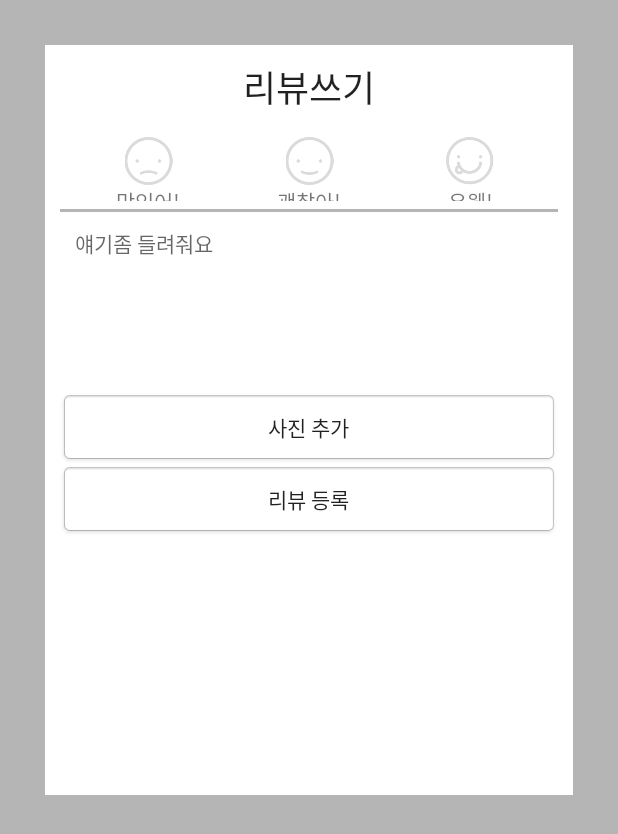
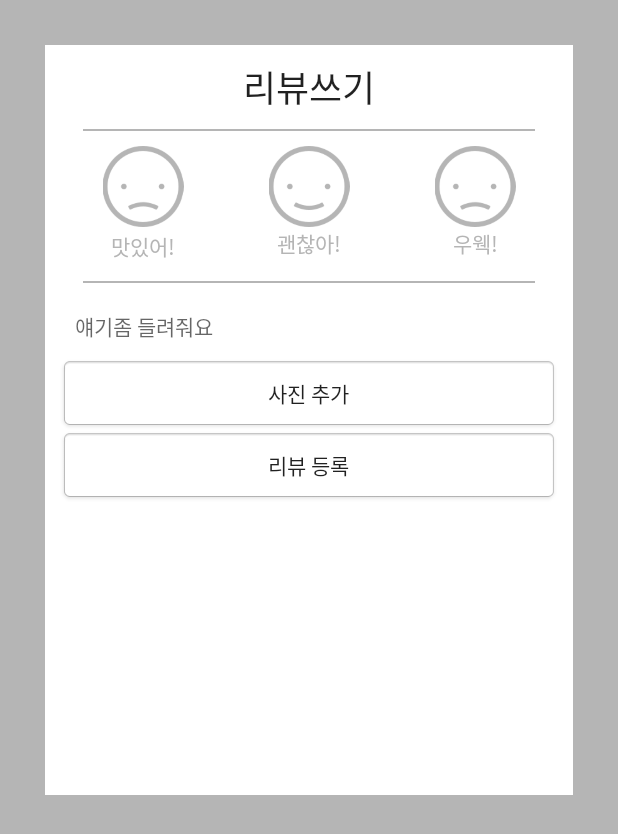
Before and after one commit to dongjin1025/HongF, an Android app: the PostReviewActivity screen opened directly, with no data from a screen before it, on a phone screen of 412 x 824 dp. Shown: the top 834 px of the screen. Run offline under Robolectric (Android 15) with nearby library versions, the phone set to English and light mode, and no system bars; libraries missing offline, so code that uses them is left out: com.darsh.multipleimageselect.

Commit message:
Clicking Rating Buttons Ui

```diff
--- a/app/src/main/java/com/dongjin/android/hongf/presenter/PostReviewPresenter.java
+++ b/app/src/main/java/com/dongjin/android/hongf/presenter/PostReviewPresenter.java
@@ -4,12 +4,12 @@ import android.content.Context;
 import android.content.Intent;
 import android.graphics.Bitmap;
 import android.graphics.BitmapFactory;
+import android.graphics.Color;
 import android.media.ExifInterface;
 import android.support.v4.content.ContextCompat;
 import android.util.Log;
-import android.view.LayoutInflater;
 import android.widget.ImageView;
-import android.widget.LinearLayout;
+import android.widget.TextView;
 
 import com.darsh.multipleimageselect.activities.AlbumSelectActivity;
 import com.darsh.multipleimageselect.helpers.Constants;
@@ -18,6 +18,7 @@ import com.dongjin.android.hongf.view.PostReviewActivity;
 import com.dongjin.android.hongf.view.PostReview_View;
 
 import java.io.IOException;
+import java.util.ArrayList;
 
 import static com.bumptech.glide.load.resource.bitmap.TransformationUtils.rotateImage;
 
@@ -95,25 +96,33 @@ public class PostReviewPresenter implements Presenter<PostReview_View> {
         }
         return degree;
     }
-    public void makeCustomRating(Context context, LinearLayout linearLayout){
-        LayoutInflater.from(context).inflate(R.layout.item_rating,null);
 
-    }
+    public ImageView setSelectedIg(ImageView ig, ArrayList<ImageView> images, ImageView selected,
+                                   TextView ratingText, ArrayList<TextView> textViews,Context context){
+        ImageView selectedig =selected;
+        String colorDivider="#b5b5b5";
+        String colorBlack="#000000";
+        if(selectedig!=null){
 
+            for(int i=0;i<images.size();i++){
+                images.get(i).setColorFilter(ContextCompat.getColor(context, R.color.divider_color));
+                textViews.get(i).setTextColor(Color.parseColor(colorDivider));
+            }
+            if(ig==selectedig){
+                selectedig=null;
+            }else{
+                ig.setColorFilter(ContextCompat.getColor(context, R.color.black));
+                ratingText.setTextColor(Color.parseColor(colorBlack));
+                selectedig=ig;
+            }
 
-    public void setSelectedIg(ImageView ig,ImageView selected,Context context){
-        ImageView selectedig =selected;
-        if(selectedig!=null){
-            // 다시 그린다음에
-            LayoutInflater.from(context).inflate(R.layout.item_rating,null);
-            ig.setColorFilter(ContextCompat.getColor(context, R.color.black));
         }else{
             selectedig=ig;
             ig.setColorFilter(ContextCompat.getColor(context, R.color.black));
+            ratingText.setTextColor(Color.parseColor("#000000"));
         }
 
-
-
+        return selectedig;
 
     }
 
--- a/app/src/main/java/com/dongjin/android/hongf/view/PostReviewActivity.java
+++ b/app/src/main/java/com/dongjin/android/hongf/view/PostReviewActivity.java
@@ -3,7 +3,6 @@ package com.dongjin.android.hongf.view;
 import android.content.Intent;
 import android.graphics.Bitmap;
 import android.os.Bundle;
-import android.support.v4.content.ContextCompat;
 import android.support.v7.app.AppCompatActivity;
 import android.support.v7.widget.LinearLayoutManager;
 import android.support.v7.widget.RecyclerView;
@@ -11,6 +10,8 @@ import android.view.View;
 import android.widget.Button;
 import android.widget.EditText;
 import android.widget.ImageView;
+import android.widget.LinearLayout;
+import android.widget.TextView;
 
 import com.darsh.multipleimageselect.helpers.Constants;
 import com.darsh.multipleimageselect.models.Image;
@@ -28,6 +29,14 @@ public class PostReviewActivity extends AppCompatActivity {
     private ImageView igSoSo;
     private ImageView igFuck;
     private ImageView selectedIg;
+    private ArrayList<ImageView> ratingImages;
+    private TextView tvGood;
+    private TextView tvSoSo;
+    private TextView tvFuck;
+    private ArrayList<TextView> ratingTexts;
+    private LinearLayout linearGood;
+    private LinearLayout linearSoSo;
+    private LinearLayout linearFuck;
 
     private EditText etContent;
 
@@ -42,7 +51,9 @@ public class PostReviewActivity extends AppCompatActivity {
         super.onCreate(savedInstanceState);
         setContentView(R.layout.activity_post_review);
 
-
+        selectedIg=null;
+        ratingImages=new ArrayList<>();
+        ratingTexts=new ArrayList<>();
         adapter=new PostReivewPhotosAdapter();
         presenter=new PostReviewPresenter();
         btnAddPhotos=(Button)findViewById(R.id.btnAddPhotos);
@@ -60,16 +71,41 @@ public class PostReviewActivity extends AppCompatActivity {
             }
         });
         igGood=(ImageView)findViewById(R.id.igGood);
-        igGood.setOnClickListener(new View.OnClickListener() {
+        igSoSo=(ImageView)findViewById(R.id.igSoSo);
+        igFuck=(ImageView)findViewById(R.id.igFuck);
+        tvGood=(TextView)findViewById(R.id.tvGood);
+        tvSoSo=(TextView)findViewById(R.id.tvSoSo);
+        tvFuck=(TextView)findViewById(R.id.tvFuck);
+        linearGood=(LinearLayout)findViewById(R.id.linearGood);
+        linearSoSo=(LinearLayout)findViewById(R.id.linearSoSo);
+        linearFuck=(LinearLayout)findViewById(R.id.linearFuck);
+        ratingImages.add(igGood);
+        ratingImages.add(igSoSo);
+        ratingImages.add(igFuck);
+        ratingTexts.add(tvGood);
+        ratingTexts.add(tvSoSo);
+        ratingTexts.add(tvFuck);
+        linearGood.setOnClickListener(new View.OnClickListener() {
             @Override
             public void onClick(View v) {
-                igGood.setColorFilter(ContextCompat.getColor(PostReviewActivity.this,R.color.black));
-
+                selectedIg=presenter.setSelectedIg(igGood,ratingImages,selectedIg,tvGood
+                        ,ratingTexts,PostReviewActivity.this);
             }
         });
-        igSoSo=(ImageView)findViewById(R.id.igSoSo);
-        igFuck=(ImageView)findViewById(R.id.igFuck);
-
+        linearSoSo.setOnClickListener(new View.OnClickListener() {
+            @Override
+            public void onClick(View v) {
+                selectedIg=presenter.setSelectedIg(igSoSo,ratingImages,selectedIg,tvSoSo
+                        ,ratingTexts,PostReviewActivity.this);
+            }
+        });
+        linearFuck.setOnClickListener(new View.OnClickListener() {
+            @Override
+            public void onClick(View v) {
+                selectedIg=presenter.setSelectedIg(igFuck,ratingImages,selectedIg,tvFuck
+                        ,ratingTexts,PostReviewActivity.this);
+            }
+        });
         recyclerView=(RecyclerView)findViewById(R.id.recyclerview);
         recyclerView.setAdapter(adapter);
 
--- a/app/src/main/res/layout/activity_post_review.xml
+++ b/app/src/main/res/layout/activity_post_review.xml
@@ -1,11 +1,13 @@
 <?xml version="1.0" encoding="utf-8"?>
-<RelativeLayout xmlns:android="http://schemas.android.com/apk/res/android"
+<LinearLayout xmlns:android="http://schemas.android.com/apk/res/android"
     xmlns:app="http://schemas.android.com/apk/res-auto"
     xmlns:tools="http://schemas.android.com/tools"
     android:id="@+id/activity_post_review"
     android:layout_width="match_parent"
     android:layout_height="match_parent"
     android:background="@color/divider_color"
+
+    android:fitsSystemWindows="true"
     tools:context="com.dongjin.android.hongf.view.PostReviewActivity"
     android:padding="30dp">
 
@@ -21,42 +23,50 @@
         android:layout_alignParentStart="true">
 
         <TextView
-                android:text="리뷰쓰기"
+            android:id="@+id/textView4"
             android:layout_width="match_parent"
             android:layout_height="wrap_content"
-                android:id="@+id/textView4"
             android:gravity="center_horizontal"
+            android:text="리뷰쓰기"
             android:textAppearance="@style/TextAppearance.AppCompat.Widget.ActionBar.Menu"
             android:textSize="24sp" />
+
+        <View
+            android:layout_width="match_parent"
+            android:layout_height="1dp"
+            android:layout_marginLeft="15dp"
+            android:layout_marginRight="15dp"
+            android:layout_marginTop="10dp"
+            android:background="@color/divider_color" />
 
         <LinearLayout
                 android:orientation="vertical"
                 android:layout_width="match_parent"
                 android:layout_height="wrap_content"
-                android:background="@color/divider_color"
+                android:background="@color/white"
                 android:layout_marginTop="10dp"
                 android:weightSum="1">
 
                 <LinearLayout
                     android:orientation="horizontal"
                     android:layout_width="match_parent"
-                    android:layout_height="53dp"
                     android:background="@color/white"
-                    android:padding="5dp">
+                    android:layout_height="80dp">
 
                     <LinearLayout
                         android:orientation="vertical"
                         android:layout_width="match_parent"
                         android:layout_height="match_parent"
-                        android:layout_weight="1">
+                        android:layout_weight="1"
+                        android:id="@+id/linearGood">
 
                         <ImageView
                             android:layout_width="match_parent"
-                            android:layout_height="wrap_content"
+                            android:layout_height="50dp"
                             app:srcCompat="@drawable/ic_egmt_review_rating_3_normal"
                             android:id="@+id/igGood"
                             android:layout_weight="1"
-                            android:tintMode="src_over" />
+                            android:tint="@color/divider_color" />
 
                         <TextView
                             android:text="맛있어!"
@@ -64,7 +74,8 @@
                             android:layout_height="wrap_content"
                             android:id="@+id/tvGood"
                             android:layout_weight="1"
-                            android:gravity="center_horizontal" />
+                            android:gravity="center"
+                            android:textColor="@color/divider_color" />
 
                     </LinearLayout>
 
@@ -72,14 +83,16 @@
                         android:orientation="vertical"
                         android:layout_width="match_parent"
                         android:layout_height="match_parent"
-                        android:layout_weight="1">
+                        android:layout_weight="1"
+                        android:id="@+id/linearSoSo">
 
                         <ImageView
                             android:layout_width="match_parent"
-                            android:layout_height="wrap_content"
+                            android:layout_height="50dp"
                             app:srcCompat="@drawable/ic_egmt_review_rating_2_normal"
                             android:id="@+id/igSoSo"
-                            android:layout_weight="1" />
+                            android:layout_weight="1"
+                            android:tint="@color/divider_color" />
 
                         <TextView
                             android:text="괜찮아!"
@@ -87,21 +100,24 @@
                             android:layout_height="wrap_content"
                             android:id="@+id/tvSoSo"
                             android:layout_weight="1"
-                            android:gravity="center_horizontal" />
+                            android:gravity="center_horizontal"
+                            android:textColor="@color/divider_color" />
                     </LinearLayout>
 
                     <LinearLayout
                         android:orientation="vertical"
                         android:layout_width="match_parent"
                         android:layout_height="match_parent"
-                        android:layout_weight="1">
+                        android:layout_weight="1"
+                        android:id="@+id/linearFuck">
 
                         <ImageView
                             android:layout_width="match_parent"
-                            android:layout_height="wrap_content"
-                            app:srcCompat="@drawable/ic_egmt_review_rating_1_normal"
+                            android:layout_height="50dp"
+                            app:srcCompat="@drawable/ic_egmt_review_rating_3_normal"
                             android:id="@+id/igFuck"
-                            android:layout_weight="1" />
+                            android:layout_weight="1"
+                            android:tint="@color/divider_color" />
 
                         <TextView
                             android:text="우웩!"
@@ -109,11 +125,18 @@
                             android:layout_height="wrap_content"
                             android:id="@+id/tvFuck"
                             android:layout_weight="1"
-                            android:gravity="center_horizontal" />
+                            android:gravity="center_horizontal"
+                            android:textColor="@color/divider_color" />
                     </LinearLayout>
 
                 </LinearLayout>
 
+                <View android:background="@color/divider_color"
+                    android:layout_width = "match_parent"
+                    android:layout_height="1dp"
+                    android:layout_marginTop="10dp"
+                    android:layout_marginLeft="15dp"
+                    android:layout_marginRight="15dp" />
                 <EditText
                     android:layout_width="match_parent"
                     android:layout_height="match_parent"
@@ -122,9 +145,8 @@
                     android:textAppearance="@style/TextAppearance.AppCompat.Body2"
                     android:hint="얘기좀 들려줘요"
                     android:padding="10dp"
-                    android:layout_marginTop="2dp"
+                    android:layout_marginTop="8dp"
                     android:background="@color/white"
-                    android:minHeight="119dp"
                     android:gravity="start"
                     android:maxHeight="400dp"
                     android:layout_weight="140.57" />
@@ -133,7 +155,9 @@
         <android.support.v7.widget.RecyclerView
             android:layout_width="match_parent"
             android:layout_height="wrap_content"
-                android:id="@+id/recyclerview" />
+            android:id="@+id/recyclerview"
+            android:layout_marginLeft="15dp"
+            android:layout_marginRight="15dp" />
 
         <LinearLayout
             android:orientation="vertical"
@@ -160,4 +184,4 @@
 
     </LinearLayout>
 
-</RelativeLayout>
+</LinearLayout>
```
Lines whose indentation alone changed are shown as unchanged.
